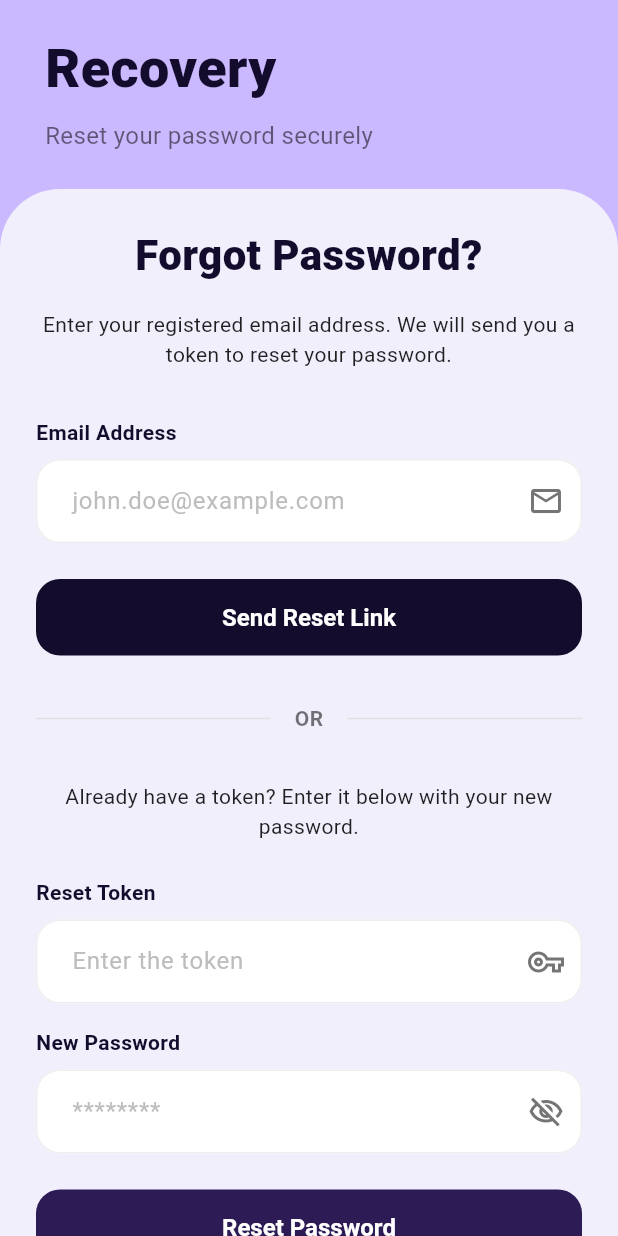
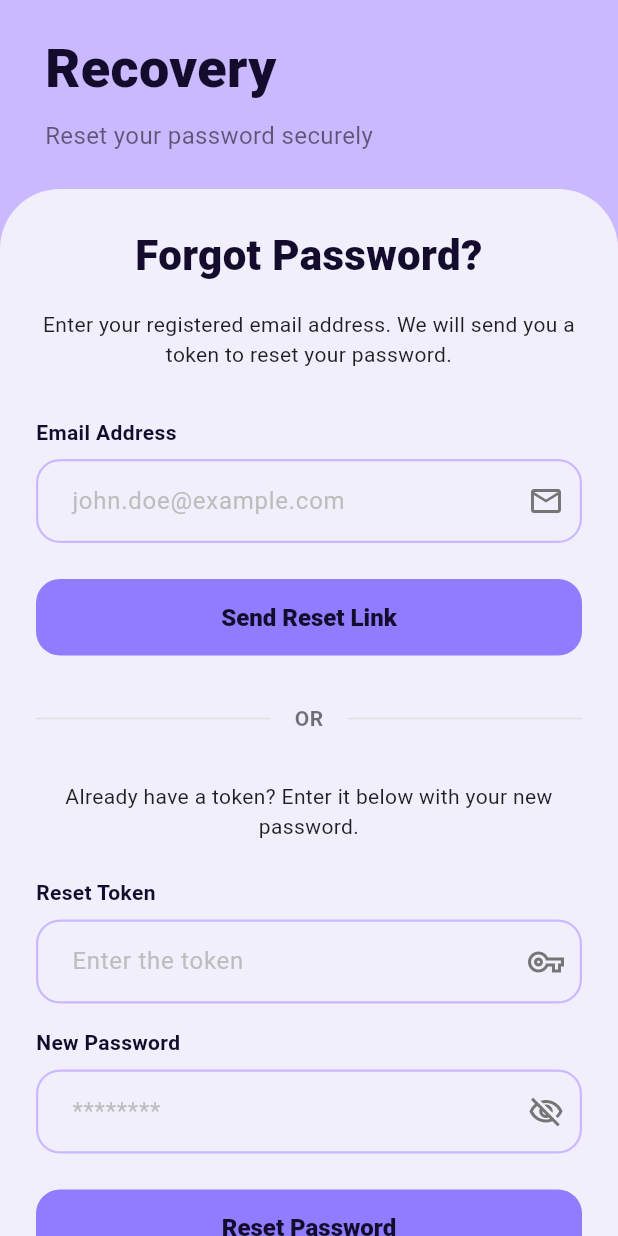
Before and after one commit to vipultarur/shreshtlibrary_app, a Flutter app: the screen it shows after launch, after a tap on "Forgot Password?", on a phone screen of 412 x 824 dp. Run offline on Flutter 3.47's test engine with Material 3 defaults, Android fonts, the phone set to English and light mode, and no system bars; our stand-ins replace cached_network_image, carousel_slider, dio, easy_date_timeline, firebase_core, firebase_messaging and 11 more; missing offline and left inert: mobile_scanner, razorpay_flutter; accounts and stored records are empty; network calls fail.

Commit message:
style: ui alignments, color schemes, and profile editing updates

```diff
--- a/lib/features/auth/presentation/screens/forgot_password_screen.dart
+++ b/lib/features/auth/presentation/screens/forgot_password_screen.dart
@@ -102,15 +102,15 @@ class _ForgotPasswordScreenState extends ConsumerState<ForgotPasswordScreen> {
           ElevatedButton(
             onPressed: _request,
             style: ElevatedButton.styleFrom(
-              backgroundColor: const Color(0xFF140C2C),
-              foregroundColor: Colors.white,
+              backgroundColor: const Color(0xFF917CFF),
+              foregroundColor: const Color(0xFF140C2C),
               padding: const EdgeInsets.symmetric(vertical: 16),
               shape: RoundedRectangleBorder(
                 borderRadius: BorderRadius.circular(16),
               ),
               elevation: 0,
             ),
-            child: const Text('Send Reset Link', style: TextStyle(fontSize: 16, fontWeight: FontWeight.bold)),
+            child: const Text('Send Reset Link', style: TextStyle(fontSize: 16, fontWeight: FontWeight.w900)),
           ),
           const SizedBox(height: 32),
           Row(
@@ -145,21 +145,21 @@ class _ForgotPasswordScreenState extends ConsumerState<ForgotPasswordScreen> {
             obscureText: _obscurePassword,
             suffixIcon: _obscurePassword ? Icons.visibility_off_outlined : Icons.visibility_outlined,
             onSuffixTap: () => setState(() => _obscurePassword = !_obscurePassword),
-            errorText: _fieldErrors['password'] is List ? _fieldErrors['password'][0] : _fieldErrors['password']?.toString(),
+            errorText: _fieldErrors['new_password'] is List ? _fieldErrors['new_password'][0] : (_fieldErrors['new_password'] ?? _fieldErrors['password'])?.toString(),
           ),
           const SizedBox(height: 24),
           ElevatedButton(
             onPressed: _reset,
             style: ElevatedButton.styleFrom(
-              backgroundColor: const Color(0xFF2C1B54),
-              foregroundColor: Colors.white,
+              backgroundColor: const Color(0xFF917CFF),
+              foregroundColor: const Color(0xFF140C2C),
               padding: const EdgeInsets.symmetric(vertical: 16),
               shape: RoundedRectangleBorder(
                 borderRadius: BorderRadius.circular(16),
               ),
               elevation: 0,
             ),
-            child: const Text('Reset Password', style: TextStyle(fontSize: 16, fontWeight: FontWeight.bold)),
+            child: const Text('Reset Password', style: TextStyle(fontSize: 16, fontWeight: FontWeight.w900)),
           ),
           const SizedBox(height: 24),
           TextButton(
--- a/lib/features/auth/presentation/screens/login_screen.dart
+++ b/lib/features/auth/presentation/screens/login_screen.dart
@@ -185,8 +185,8 @@ class _LoginScreenState extends ConsumerState<LoginScreen> {
           ElevatedButton(
             onPressed: disabled ? null : _login,
             style: ElevatedButton.styleFrom(
-              backgroundColor: const Color(0xFF140C2C),
-              foregroundColor: Colors.white,
+              backgroundColor: const Color(0xFF917CFF),
+              foregroundColor: const Color(0xFF140C2C),
               padding: const EdgeInsets.symmetric(vertical: 16),
               shape: RoundedRectangleBorder(
                 borderRadius: BorderRadius.circular(16),
@@ -197,9 +197,9 @@ class _LoginScreenState extends ConsumerState<LoginScreen> {
                 ? const SizedBox(
                     width: 24,
                     height: 24,
-                    child: CircularProgressIndicator(color: Colors.white, strokeWidth: 2),
+                    child: CircularProgressIndicator(color: Color(0xFF140C2C), strokeWidth: 2),
                   )
-                : const Text('Sign In', style: TextStyle(fontSize: 16, fontWeight: FontWeight.bold)),
+                : const Text('Sign In', style: TextStyle(fontSize: 16, fontWeight: FontWeight.w900)),
           ),
           const SizedBox(height: 24),
           Row(
--- a/lib/features/auth/presentation/widgets/auth_text_field.dart
+++ b/lib/features/auth/presentation/widgets/auth_text_field.dart
@@ -69,23 +69,23 @@ class AuthTextField extends StatelessWidget {
             hintStyle: TextStyle(color: Colors.grey.shade400, fontWeight: FontWeight.normal),
             errorText: errorText,
             filled: true,
-            fillColor: Colors.white,
+            fillColor: const Color(0xFFF1EFFC),
             contentPadding: const EdgeInsets.symmetric(horizontal: 20, vertical: 16),
             border: OutlineInputBorder(
               borderRadius: BorderRadius.circular(16),
-              borderSide: BorderSide(color: Colors.grey.shade200),
+              borderSide: const BorderSide(color: Color(0xFFCBB9FF), width: 1.5),
             ),
             enabledBorder: OutlineInputBorder(
               borderRadius: BorderRadius.circular(16),
-              borderSide: BorderSide(color: Colors.grey.shade200),
+              borderSide: const BorderSide(color: Color(0xFFCBB9FF), width: 1.5),
             ),
             focusedBorder: OutlineInputBorder(
               borderRadius: BorderRadius.circular(16),
-              borderSide: const BorderSide(color: Color(0xFFCBB9FF), width: 2),
+              borderSide: const BorderSide(color: Color(0xFF917CFF), width: 2),
             ),
             errorBorder: OutlineInputBorder(
               borderRadius: BorderRadius.circular(16),
-              borderSide: const BorderSide(color: Colors.redAccent),
+              borderSide: const BorderSide(color: Colors.redAccent, width: 1),
             ),
             focusedErrorBorder: OutlineInputBorder(
               borderRadius: BorderRadius.circular(16),
```
Also changed, not shown: lib/features/auth/presentation/screens/register_screen.dart (+11 -11 lines), lib/features/profile/widgets/profile_editor.dart (+32 -10 lines).
